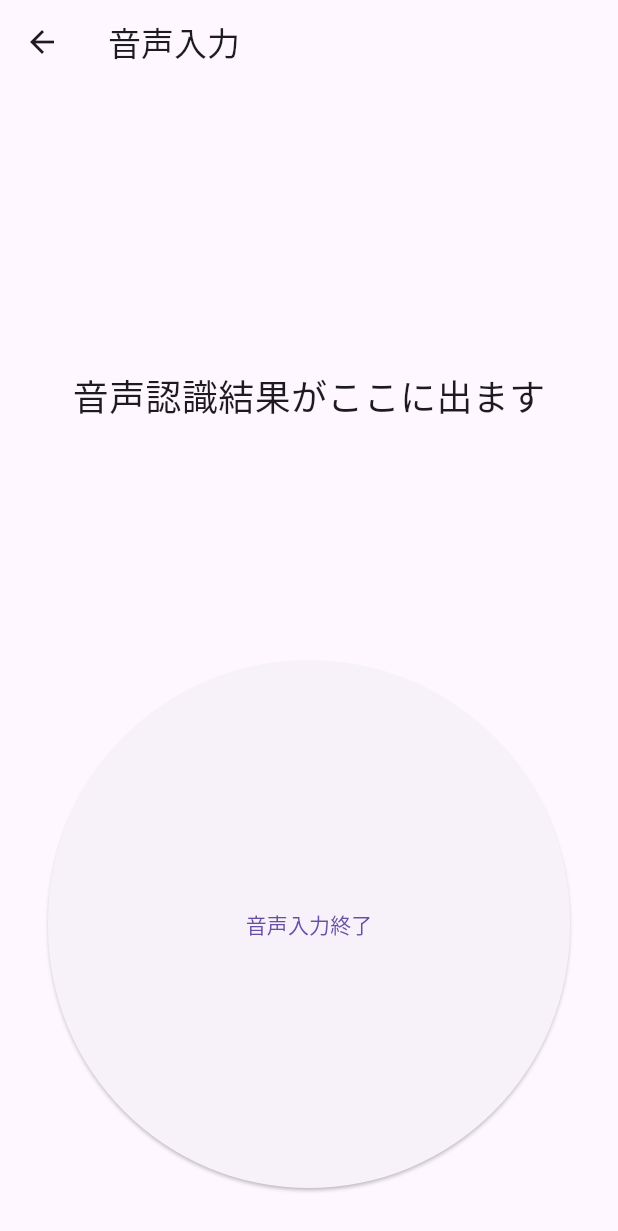
After one commit to sakata-yu/flutter_catalog_app, a Flutter app: the VoicePage screen opened by its route, after a tap on "音声入力開始", on a phone screen of 412 x 824 dp. The commit adds this screen. Shown: the top 1231 px of the screen. Run offline on Flutter 3.47's test engine with Material 3 defaults, Android fonts, the phone set to English and light mode, and no system bars; our stand-ins replace auto_route, camera, dio, flutter_hooks, flutter_map, fluttertoast and 7 more; generated files the repository leaves out were written again.

Commit message:
007.音声入力画面の作成

```diff
--- a/lib/core/config/catalog_items.dart
+++ b/lib/core/config/catalog_items.dart
@@ -44,6 +44,11 @@ class CatalogItems {
       title: "#6 マップ画面",
       detail: "FlutterMapを使用した位置情報の取得",
       route: MapRoute(),
+    ),
+    CatalogItem(
+      title: "#7 音声入力",
+      detail: "音声入力機能",
+      route: VoiceRoute(),
     ),
   ];
 
--- a/lib/core/router/app_router.dart
+++ b/lib/core/router/app_router.dart
@@ -11,6 +11,7 @@ import '../../features/catalog004/custom_dialog_page.dart';
 import '../../features/catalog005/camera_page.dart';
 import '../../features/catalog005/view/take_picture_page.dart';
 import '../../features/catalog006/map_page.dart';
+import '../../features/catalog007/voice_page.dart';
 
 part 'app_router.gr.dart'; // 自動生成ファイル
 
@@ -26,5 +27,6 @@ class AppRouter extends RootStackRouter {
         AutoRoute(page: CameraRoute.page),
         AutoRoute(page: TakePictureRoute.page),
         AutoRoute(page: MapRoute.page),
+        AutoRoute(page: VoiceRoute.page),
       ];
 }
--- /dev/null
+++ b/lib/features/catalog007/data/voice_state.dart
@@ -0,0 +1,10 @@
+import 'package:freezed_annotation/freezed_annotation.dart';
+
+part 'voice_state.freezed.dart';
+
+@freezed
+abstract class VoiceState with _$VoiceState {
+  const factory VoiceState({
+    @Default("") String speechResult,
+  }) = _VoiceState;
+}
--- /dev/null
+++ b/lib/features/catalog007/view_model/voice_view_model.dart
@@ -0,0 +1,19 @@
+import 'package:hooks_riverpod/hooks_riverpod.dart';
+import '../data/voice_state.dart';
+
+final voiceViewModelProvider =
+    StateNotifierProvider<VoiceViewModel, VoiceState>(
+        (ref) => VoiceViewModel());
+
+class VoiceViewModel extends StateNotifier<VoiceState> {
+  VoiceViewModel() : super(const VoiceState());
+
+  /// 音声入力されたテキストを保存する関数
+  ///
+  /// Parameters:
+  /// - [speechResult] 説明: 音声入力されたテキスト
+  ///
+  void setSpeechResult(String speechResult) {
+    state = state.copyWith(speechResult: speechResult);
+  }
+}
--- /dev/null
+++ b/lib/features/catalog007/voice_page.dart
@@ -0,0 +1,78 @@
+import 'package:flutter/material.dart';
+import 'package:auto_route/auto_route.dart';
+import 'package:flutter_hooks/flutter_hooks.dart';
+import 'package:hooks_riverpod/hooks_riverpod.dart';
+import 'package:speech_to_text/speech_to_text.dart';
+
+import 'view_model/voice_view_model.dart';
+
+@RoutePage()
+class VoicePage extends HookConsumerWidget {
+  const VoicePage({super.key});
+
+  @override
+  Widget build(BuildContext context, WidgetRef ref) {
+    final state = ref.watch(voiceViewModelProvider);
+    final viewModel = ref.read(voiceViewModelProvider.notifier);
+    final SpeechToText speechToText = useMemoized(() => SpeechToText());
+    final isAvailable = useState(false);
+    final isListening = useState(false);
+
+    /// 音声入力開始ボタンの押下処理
+    /// 音声入力を開始し、入力されたテキストを保存する関数
+    void startListening() {
+      if (!isListening.value) {
+        isListening.value = true;
+        speechToText.listen(onResult: (result) {
+          viewModel.setSpeechResult(result.recognizedWords);
+        });
+      } else {
+        isListening.value = false;
+        speechToText.stop();
+      }
+    }
+
+    useEffect(() {
+      () async {
+        final available = await speechToText.initialize();
+        isAvailable.value = available;
+      }();
+
+      return null;
+    }, []);
+
+    return Scaffold(
+      appBar: AppBar(title: const Text('音声入力')),
+      body: Center(
+        child: Padding(
+          padding: EdgeInsets.all(32),
+          child: Column(
+            mainAxisAlignment: MainAxisAlignment.center,
+            crossAxisAlignment: CrossAxisAlignment.center,
+            children: [
+              Expanded(
+                child: Center(
+                  child: Text(
+                    state.speechResult.isNotEmpty
+                        ? state.speechResult
+                        : '音声認識結果がここに出ます',
+                    style: TextStyle(fontSize: 24),
+                  ),
+                ),
+              ),
+              Expanded(
+                child: SizedBox(
+                  width: double.infinity,
+                  child: ElevatedButton(
+                    onPressed: isAvailable.value ? startListening : null,
+                    child: Text(isListening.value ? '音声入力終了' : '音声入力開始'),
+                  ),
+                ),
+              ),
+            ],
+          ),
+        ),
+      ),
+    );
+  }
+}
```
Also changed, not shown: 3 other files.
